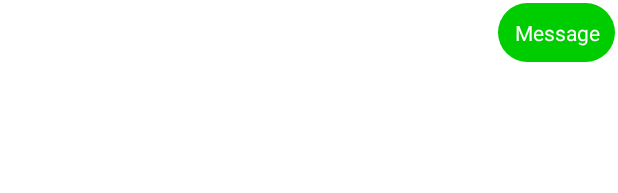
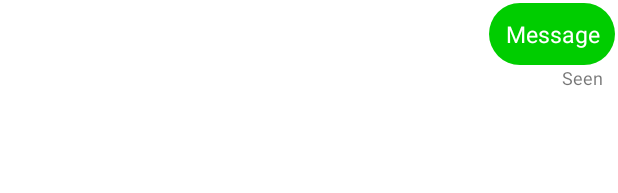
Before and after one commit to nbnlong2712/Me-Chat, an Android app: the layout item_message_sender.xml on its own in the app's theme, with its tools: preview values and no code run, on a phone screen of 412 x 824 dp. Shown: the top 193 px of the screen. Run offline under Robolectric (Android 15) with nearby library versions, the phone set to English and light mode, and no system bars.

```diff
--- a/app/src/main/java/com/longtraidep/appchat/Object/Message.java
+++ b/app/src/main/java/com/longtraidep/appchat/Object/Message.java
@@ -4,13 +4,15 @@ public class Message {
     String sender;
     String message;
     String type;
+    Boolean isSeen;
 
     public Message(){}
 
-    public Message(String sender, String message, String type) {
+    public Message(String sender, String message, String type, Boolean isSeen) {
         this.sender = sender;
         this.message = message;
         this.type = type;
+        this.isSeen = isSeen;
     }
 
     public String getSender() {
--- a/app/src/main/res/layout/item_message_receiver.xml
+++ b/app/src/main/res/layout/item_message_receiver.xml
@@ -30,6 +30,7 @@
             android:gravity="start|center_vertical"
             android:padding="10dp"
             android:paddingStart="9dp"
+            android:textSize="15sp"
             android:text="@string/message"
             android:textColor="@color/grey_10"
             tools:ignore="RtlSymmetry" />
--- a/app/src/main/res/layout/item_message_sender.xml
+++ b/app/src/main/res/layout/item_message_sender.xml
@@ -8,11 +8,17 @@
     android:weightSum="5">
 
     <LinearLayout
+        android:layout_width="0dp"
+        android:layout_height="wrap_content"
         android:layout_margin="2dp"
         android:layout_weight="3"
-        android:layout_width="0dp"
+        android:gravity="center"
+        android:orientation="vertical">
+
+        <LinearLayout
+            android:gravity="end"
             android:orientation="horizontal"
-        android:gravity="end"
+            android:layout_width="match_parent"
             android:layout_height="wrap_content">
 
             <TextView
@@ -26,6 +32,16 @@
                 android:paddingStart="11dp"
                 android:text="@string/message"
                 android:textColor="@color/white"
+                android:textSize="15sp"
                 tools:ignore="RtlSymmetry" />
         </LinearLayout>
+        <TextView
+            android:id="@+id/tv_seen_message"
+            android:text="@string/seen"
+            android:layout_marginEnd="5dp"
+            android:textSize="12dp"
+            android:gravity="end"
+            android:layout_width="match_parent"
+            android:layout_height="wrap_content"/>
     </LinearLayout>
+</LinearLayout>
--- a/app/src/main/res/layout/item_user.xml
+++ b/app/src/main/res/layout/item_user.xml
@@ -44,6 +44,7 @@
             android:layout_weight="0.8"
             android:layout_width="0dp"
             android:gravity="center"
+            android:visibility="invisible"
             android:layout_margin="15dp"
             android:layout_height="wrap_content"
             android:orientation="vertical">
--- a/app/src/main/res/values/strings.xml
+++ b/app/src/main/res/values/strings.xml
@@ -32,6 +32,8 @@
 
     //Message activity
     <string name="message">Message</string>
+    <string name="seen">Seen</string>
+    <string name="deliveried">Deliveried</string>
 
     //Edit Activity
     <string name="save">Save</string>
```
Also changed, not shown: app/src/main/java/com/longtraidep/appchat/Activity/EditInfoActivity.java (+12 -2 lines), app/src/main/java/com/longtraidep/appchat/Activity/MainActivity.java (+28 -0 lines), app/src/main/java/com/longtraidep/appchat/Activity/MessageActivity.java (+47 -7 lines), app/src/main/java/com/longtraidep/appchat/Activity/UserActivity.java (+12 -0 lines), app/src/main/java/com/longtraidep/appchat/Adapter/UserAdapter.java (+10 -2 lines), app/src/main/java/com/longtraidep/appchat/Object/Users.java (+11 -1 lines), app/src/main/res/layout/activity_message.xml (+46 -18 lines), app/src/main/res/drawable/menu_vertical.png (deleted), app/src/main/res/layout/activity_user.xml (indentation only). Lines whose indentation alone changed are shown as unchanged.
